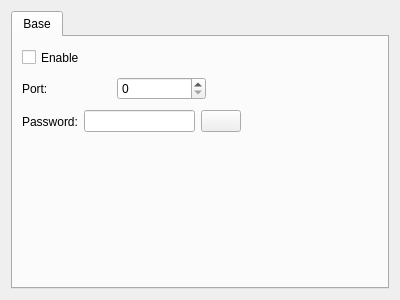
KangLin/RabbitRemoteControl, file Plugins/TigerVnc/Service/FrmParameterTigerVNC.ui: the form before one commit.
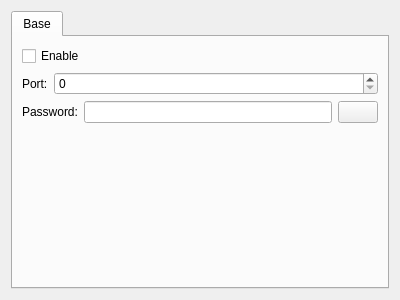
The form after the commit. Icons and pictures are not drawn.

Patch:
```diff
--- a/Plugins/TigerVnc/Service/FrmParameterTigerVNC.ui
+++ b/Plugins/TigerVnc/Service/FrmParameterTigerVNC.ui
@@ -23,28 +23,8 @@
       <attribute name="title">
        <string>Base</string>
       </attribute>
-      <widget class="QCheckBox" name="cbEnable">
-       <property name="geometry">
-        <rect>
-         <x>9</x>
-         <y>9</y>
-         <width>72</width>
-         <height>23</height>
-        </rect>
-       </property>
-       <property name="text">
-        <string>Enable</string>
-       </property>
-      </widget>
-      <widget class="QWidget" name="layoutWidget">
-       <property name="geometry">
-        <rect>
-         <x>9</x>
-         <y>38</y>
-         <width>184</width>
-         <height>28</height>
-        </rect>
-       </property>
+      <layout class="QGridLayout" name="gridLayout_2">
+       <item row="1" column="0">
        <layout class="QHBoxLayout" name="horizontalLayout">
         <item>
          <widget class="QLabel" name="label">
@@ -55,22 +35,20 @@
         </item>
         <item>
          <widget class="QSpinBox" name="sbPort">
+           <property name="sizePolicy">
+            <sizepolicy hsizetype="Expanding" vsizetype="Fixed">
+             <horstretch>0</horstretch>
+             <verstretch>0</verstretch>
+            </sizepolicy>
+           </property>
           <property name="maximum">
            <number>65536</number>
           </property>
          </widget>
         </item>
        </layout>
-      </widget>
-      <widget class="QWidget" name="layoutWidget">
-       <property name="geometry">
-        <rect>
-         <x>9</x>
-         <y>71</y>
-         <width>219</width>
-         <height>27</height>
-        </rect>
-       </property>
+       </item>
+       <item row="2" column="0">
        <layout class="QHBoxLayout" name="horizontalLayout_2">
         <item>
          <widget class="QLabel" name="label_2">
@@ -98,7 +76,28 @@
          </widget>
         </item>
        </layout>
-      </widget>
+       </item>
+       <item row="0" column="0">
+        <widget class="QCheckBox" name="cbEnable">
+         <property name="text">
+          <string>Enable</string>
+         </property>
+        </widget>
+       </item>
+       <item row="3" column="0">
+        <spacer name="verticalSpacer">
+         <property name="orientation">
+          <enum>Qt::Vertical</enum>
+         </property>
+         <property name="sizeHint" stdset="0">
+          <size>
+           <width>20</width>
+           <height>124</height>
+          </size>
+         </property>
+        </spacer>
+       </item>
+      </layout>
      </widget>
     </widget>
    </item>
```
Lines whose indentation alone changed are shown as unchanged.
